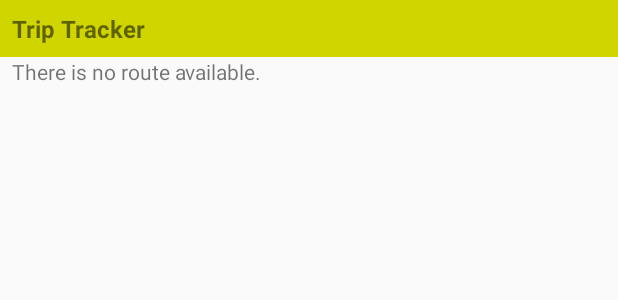
After one commit to mohsenOG/TripTracker-for-Android, an Android app: the layout widget_trip_tracker.xml on its own in the app's theme, with its tools: preview values and no code run, on a phone screen of 412 x 824 dp. The commit adds this screen. Shown: the top 300 px of the screen. Run offline under Robolectric (Android 15) with nearby library versions, the phone set to English and light mode, and no system bars.

Commit message:
- Implementing Widget - Fixing bugs

```diff
--- a/app/src/main/java/eu/wonderfulme/triptracker/location/LocationService.java
+++ b/app/src/main/java/eu/wonderfulme/triptracker/location/LocationService.java
@@ -3,6 +3,7 @@ package eu.wonderfulme.triptracker.location;
 import android.annotation.SuppressLint;
 import android.app.NotificationChannel;
 import android.app.NotificationManager;
+import android.app.PendingIntent;
 import android.app.Service;
 import android.content.Context;
 import android.content.Intent;
@@ -10,6 +11,7 @@ import android.location.Location;
 import android.os.Build;
 import android.os.IBinder;
 import android.support.v4.app.NotificationCompat;
+import android.support.v4.app.TaskStackBuilder;
 import android.support.v4.content.LocalBroadcastManager;
 
 import com.google.android.gms.location.LocationCallback;
@@ -19,6 +21,7 @@ import com.google.android.gms.location.LocationResult;
 import com.google.android.gms.location.LocationServices;
 
 import eu.wonderfulme.triptracker.R;
+import eu.wonderfulme.triptracker.ui.MainActivity;
 import eu.wonderfulme.triptracker.utility.Utils;
 import eu.wonderfulme.triptracker.database.LocationData;
 import eu.wonderfulme.triptracker.tasks.InsertLocationAsyncTask;
@@ -61,7 +64,6 @@ public class LocationService extends Service implements LocationListener {
             //mLocationRequest.setInterval(mRecordPeriodInSeconds * 1000);
             mLocationRequest.setInterval(0);
             StartRequestLocation();
-            //TODO make the notification clickable.
             NotificationCompat.Builder builder = new NotificationCompat.Builder(this, NOTIFICATION_CHANNEL_ID)
                     .setContentTitle(getString(R.string.notification_locationservice_title))
                     .setContentText(getString(R.string.notification_locationservice_content))
--- a/app/src/main/java/eu/wonderfulme/triptracker/location/SearchLocation.java
+++ b/app/src/main/java/eu/wonderfulme/triptracker/location/SearchLocation.java
@@ -42,12 +42,16 @@ public class SearchLocation implements Parcelable {
         if (mRequestType == LOCATION_TYPE_TRACK) {
             int lastItemKey = UtilsSharedPref.getLastItemKeyFromSharedPref(mContext);
             UtilsSharedPref.setItemKeyToSharedPref(mContext, lastItemKey + 1);
+            UtilsSharedPref.setWidgetServiceChecker(mContext, true);
+        } else {
+            UtilsSharedPref.setWidgetServiceChecker(mContext, false);
         }
         mContext.startService(mServiceIntent);
     }
 
     public void stopService() {
-            mContext.stopService(mServiceIntent);
+        UtilsSharedPref.setWidgetServiceChecker(mContext, false);
+        mContext.stopService(mServiceIntent);
     }
 
     @Override
--- a/app/src/main/java/eu/wonderfulme/triptracker/ui/DetailActivity.java
+++ b/app/src/main/java/eu/wonderfulme/triptracker/ui/DetailActivity.java
@@ -149,8 +149,8 @@ public class DetailActivity extends AppCompatActivity implements OnMapReadyCallb
         } else {
             builder = new AlertDialog.Builder(this);
         }
-        builder.setTitle(getString(R.string.remove_route))
-                .setMessage(getString(R.string.remove_route_msg))
+        builder.setTitle(getString(R.string.alert_remove_route_title))
+                .setMessage(getString(R.string.alert_remove_route_msg))
                 .setPositiveButton(android.R.string.yes, new DialogInterface.OnClickListener() {
                     public void onClick(DialogInterface dialog, int which) {
                         // continue with delete
--- a/app/src/main/java/eu/wonderfulme/triptracker/ui/LauncherDialog.java
+++ b/app/src/main/java/eu/wonderfulme/triptracker/ui/LauncherDialog.java
@@ -46,7 +46,6 @@ public class LauncherDialog extends Dialog implements View.OnClickListener, Acti
     private ProgressBar mProgressBar;
     private TextView mDetailTextView;
     private AppCompatActivity mParentActivity;
-    private AdView mAdView;
 
     private BroadcastReceiver mLocationServiceBroadcastReceiver;
 
@@ -63,11 +62,6 @@ public class LauncherDialog extends Dialog implements View.OnClickListener, Acti
         requestWindowFeature(Window.FEATURE_NO_TITLE);
         setContentView(R.layout.dialog_launcher);
         this.setCanceledOnTouchOutside(false);
-
-        //Init Ad
-        mAdView = findViewById(R.id.adView_launch_dialog);
-        AdRequest adRequest = new AdRequest.Builder().build();
-        mAdView.loadAd(adRequest);
         // Init receiver
         mLocationServiceBroadcastReceiver = new BroadcastReceiver() {
             @Override
--- a/app/src/main/res/layout/activity_about.xml
+++ b/app/src/main/res/layout/activity_about.xml
@@ -1,6 +1,5 @@
 <?xml version="1.0" encoding="utf-8"?>
 <LinearLayout xmlns:android="http://schemas.android.com/apk/res/android"
-    xmlns:app="http://schemas.android.com/apk/res-auto"
     xmlns:tools="http://schemas.android.com/tools"
     android:orientation="vertical"
     android:layout_width="match_parent"
--- /dev/null
+++ b/app/src/main/res/layout/widget_trip_tracker.xml
@@ -0,0 +1,29 @@
+<?xml version="1.0" encoding="utf-8"?>
+<LinearLayout xmlns:android="http://schemas.android.com/apk/res/android"
+    android:layout_width="match_parent"
+    android:layout_height="match_parent"
+    android:orientation="vertical">
+
+    <TextView
+        android:id="@+id/tv_widget_title"
+        android:layout_width="match_parent"
+        android:layout_height="wrap_content"
+        android:layout_gravity="start"
+        android:text="@string/app_name"
+        android:padding="@dimen/widget_padding"
+        android:textSize="@dimen/widget_title_text_size"
+        android:textStyle="bold"
+        android:focusable="false"
+        android:background="@color/ic_launcher_background"/>
+
+    <TextView
+        android:id="@+id/tv_widget"
+        android:layout_width="match_parent"
+        android:layout_height="wrap_content"
+        android:layout_gravity="start"
+        android:text="@string/widget_no_route_available"
+        android:paddingStart="@dimen/widget_padding"
+        android:paddingEnd="@dimen/widget_padding"
+        android:textSize="@dimen/widget_text_size" />
+
+</LinearLayout>
--- a/app/src/main/res/values/dimens.xml
+++ b/app/src/main/res/values/dimens.xml
@@ -8,6 +8,10 @@
     <dimen name="dialog_support_text_size">16sp</dimen>
     <dimen name="dialog_btn_padding">8dp</dimen>
     <dimen name="dialog_btn_text_size">14sp</dimen>
+
+    <dimen name="widget_title_text_size">16sp</dimen>
+    <dimen name="widget_text_size">14sp</dimen>
+    <dimen name="widget_padding">8dp</dimen>
 
     <dimen name="rv_item_route_padding">16dp</dimen>
     <dimen name="rv_item_route_height">48dp</dimen>
```
Also changed, not shown: app/src/main/AndroidManifest.xml (+13 -1 lines), app/src/main/java/eu/wonderfulme/triptracker/ui/MainActivity.java (+39 -1 lines), app/src/main/java/eu/wonderfulme/triptracker/ui/TripTrackerWidget.java (added, +62 -0 lines), app/src/main/java/eu/wonderfulme/triptracker/utility/UtilsSharedPref.java (+39 -0 lines), app/src/main/res/layout/dialog_launcher.xml (+0 -9 lines), app/src/main/res/values/strings.xml (+8 -3 lines), app/src/main/res/xml/widget_info.xml (added, +9 -0 lines).
